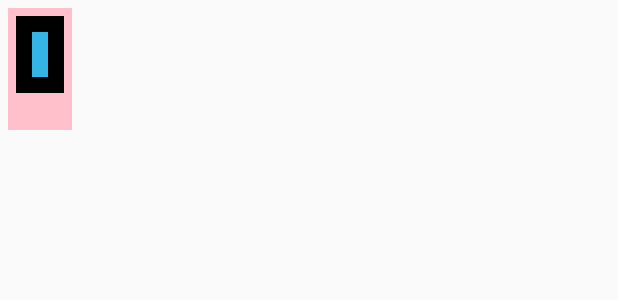
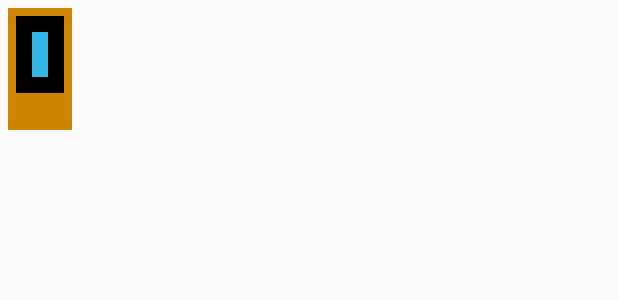
Before and after one commit to AnastasiaPetasova/Potions, an Android app: the layout view_created_object.xml on its own in the app's theme, with its tools: preview values and no code run, on a phone screen of 412 x 824 dp. Shown: the top 300 px of the screen. Run offline under Robolectric (Android 15) with nearby library versions, the light colour scheme and no system bars.

Commit message:
Updated background of created objects and ingredients in cupboard

```diff
--- a/app/src/main/res/drawable/background_selector_object.xml
+++ b/app/src/main/res/drawable/background_selector_object.xml
@@ -1,6 +1,6 @@
 <?xml version="1.0" encoding="utf-8"?>
 <selector xmlns:android="http://schemas.android.com/apk/res/android">
-    <item android:drawable="@color/colorPink"
+    <item android:drawable="@color/colorObject"
         android:state_pressed="false"
         />
 
```
